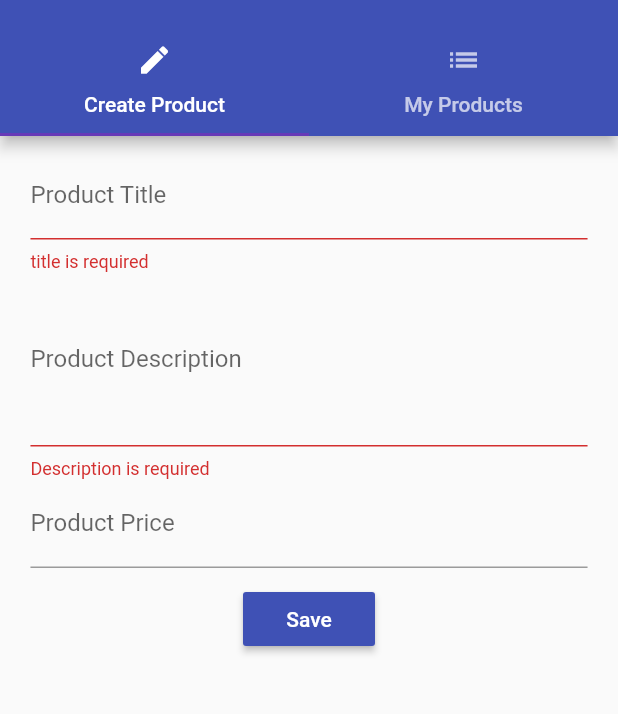
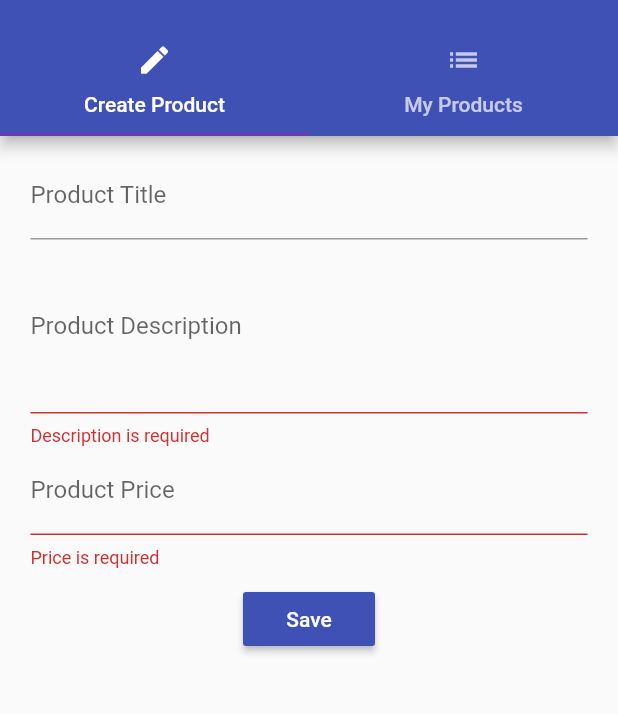
Before and after one commit to power19942/flutter-max-course, a Flutter app: the ProductsAdminPage screen opened by its route, after a tap on "Save", on a phone screen of 412 x 824 dp, the part 59-773 px from its top. Run offline on Flutter 3.47's test engine with Material 2 defaults, Android fonts, the phone set to English and light mode, and no system bars; statements that could not run were skipped.

Commit message:
close keyboard

```diff
--- a/lib/pages/product_create.dart
+++ b/lib/pages/product_create.dart
@@ -18,7 +18,7 @@ class _ProductCreatePageState extends State<ProductCreatePage> {
   Widget _buildTitleTextField() {
     return TextFormField(
       validator: (String val){
-        if(val.isEmpty){
+        if(val.isEmpty || ){
           return 'title is required';
         }
       },
@@ -54,6 +54,11 @@ class _ProductCreatePageState extends State<ProductCreatePage> {
 
   Widget _buildPriceTextField() {
     return TextFormField(
+       validator: (String val){
+        if(val.isEmpty){
+          return 'Price is required';
+        }
+      },
       onSaved: (String val) {
         setState(() {
           _priceValue = double.parse(val);
@@ -89,7 +94,12 @@ class _ProductCreatePageState extends State<ProductCreatePage> {
     final targetWidth = deviceWidth > 550 ? 500 : deviceWidth * .95;
     final double targetPadding = deviceWidth - targetWidth;
 
-    return Container(
+    return GestureDetector(
+      onTap: (){
+        //close keyboard
+        FocusScope.of(context).requestFocus(FocusNode());
+      },
+      child: Container(
         width: targetWidth,
         margin: EdgeInsets.all(10),
         child: Form(
@@ -114,6 +124,6 @@ class _ProductCreatePageState extends State<ProductCreatePage> {
               ],
             )
           ],
-        )));
+        ))));
   }
 }
```
